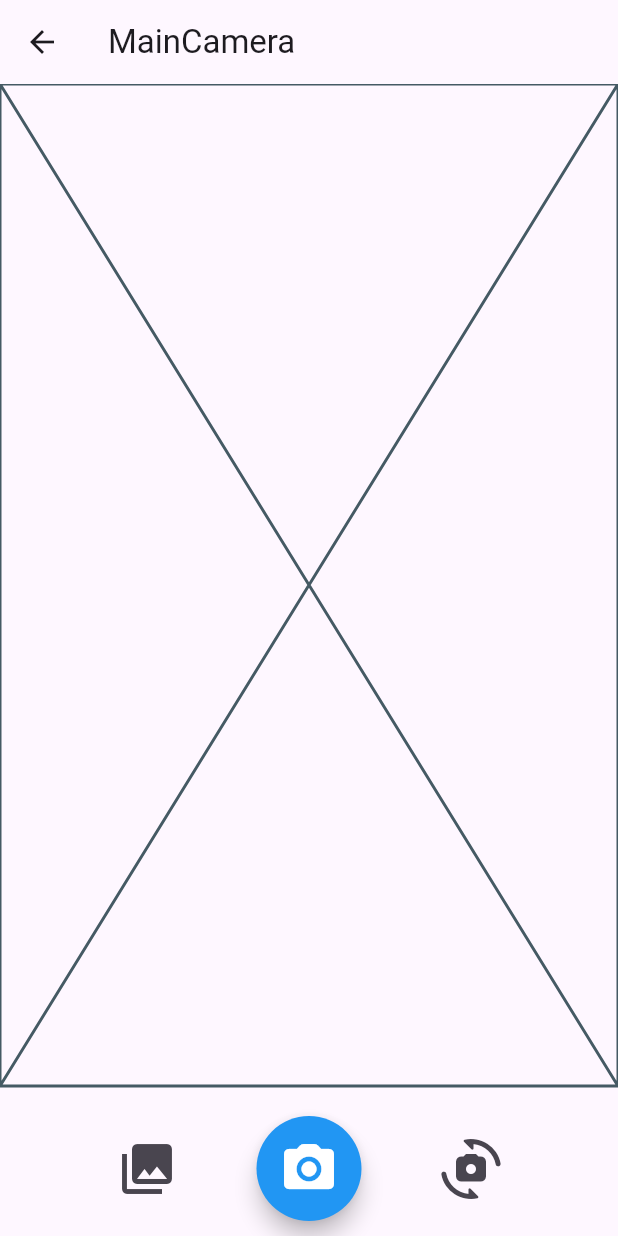
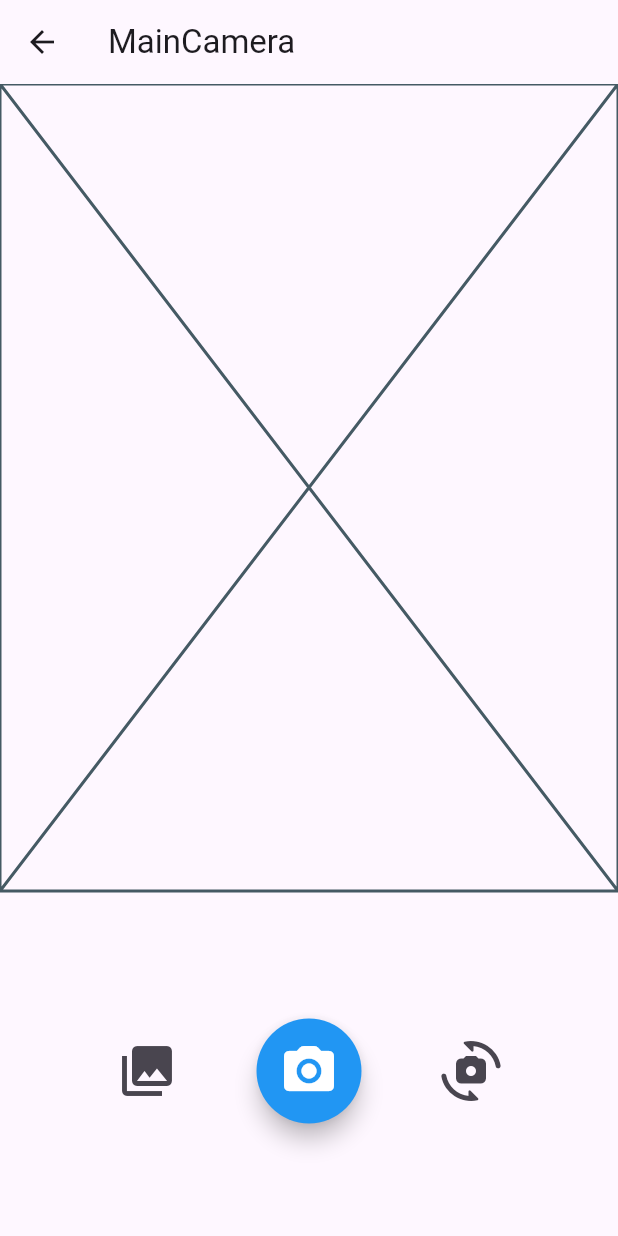
Before and after one commit to darshanvaru/Mood-Detector, a Flutter app: the MainCamera screen opened directly, on a phone screen of 412 x 824 dp. Run offline on Flutter 3.47's test engine with Material 3 defaults, Android fonts, the phone set to English and light mode, and no system bars.

```diff
--- a/lib/MainCamera.dart
+++ b/lib/MainCamera.dart
@@ -29,7 +29,9 @@ class _MainCameraState extends State<MainCamera> {
           const SizedBox(height: 10),
           Padding(
             padding: const EdgeInsets.all(10.0),
-            child: photoClicked()
+            child: SizedBox(
+              height: 200,
+                child: photoClicked())
           ),
         ],
       ),
@@ -48,7 +50,7 @@ class _MainCameraState extends State<MainCamera> {
               icon: const Icon(Icons.replay, size: 40),
             ),
           ),
-          SizedBox(width: 180, height: 70),
+          SizedBox(width: 180),
           Tooltip(
             message: 'Select',
             child: IconButton(
```
